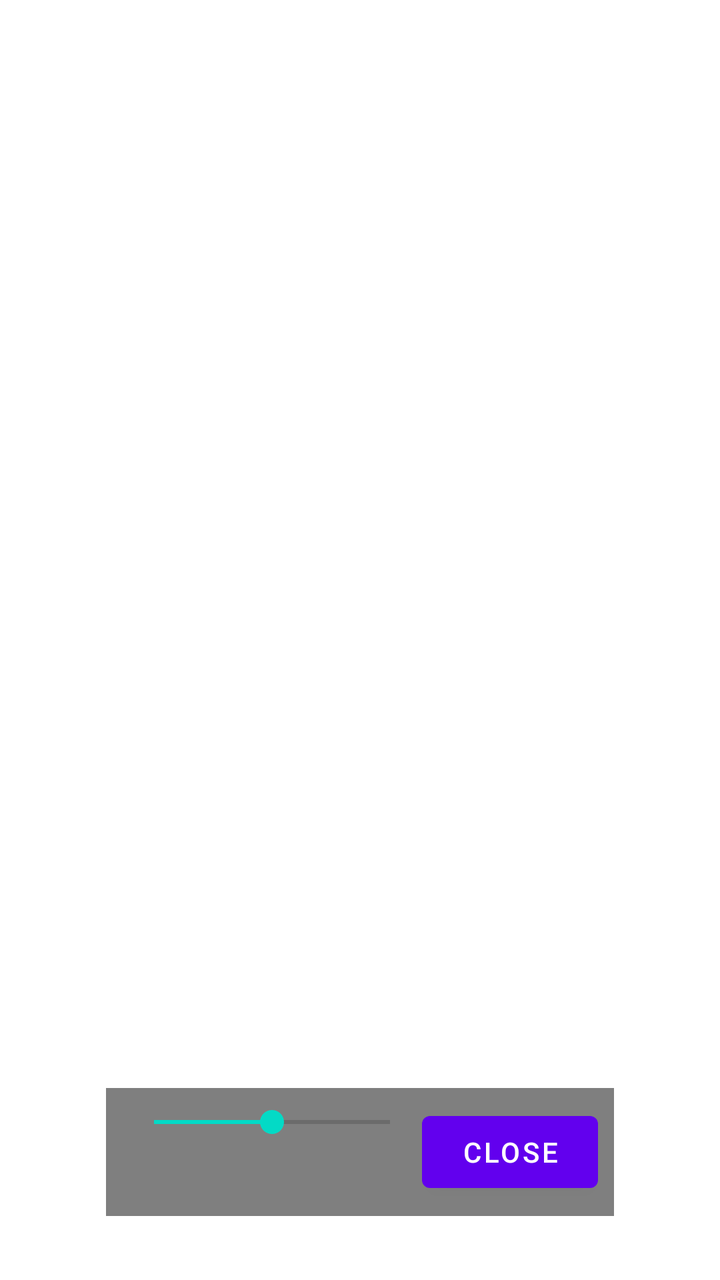
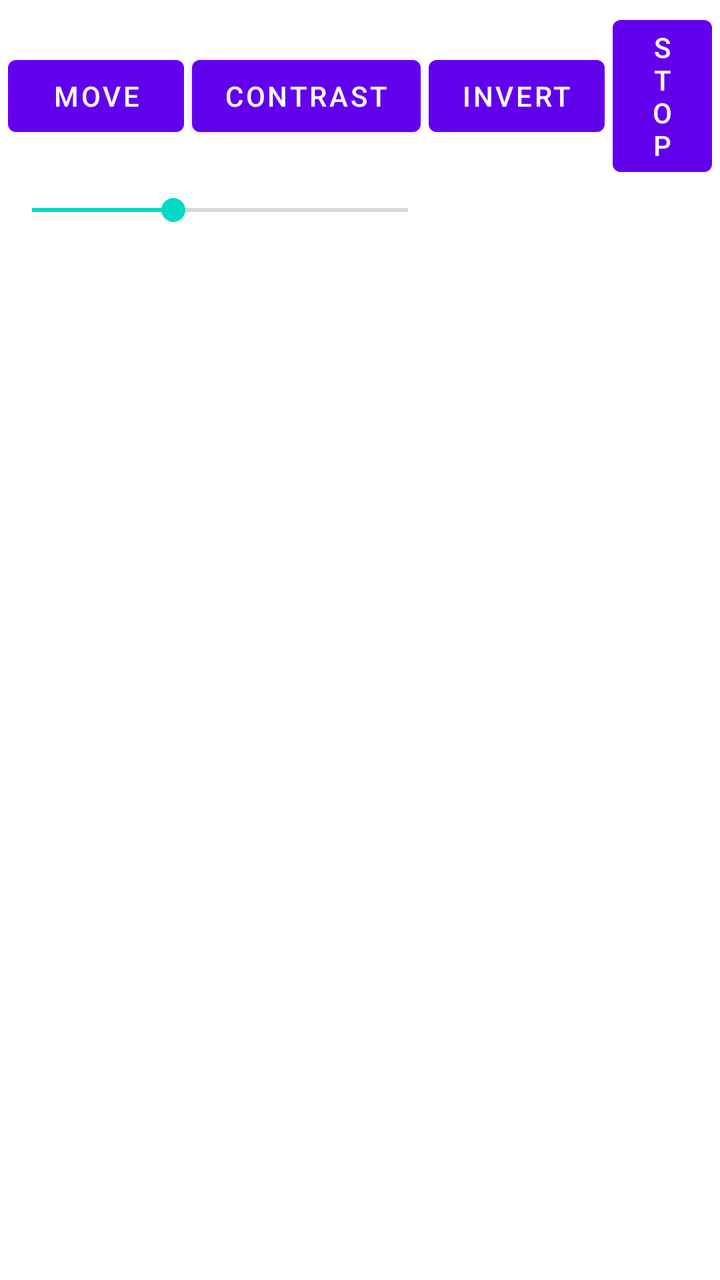

An Android layout rendered at two revisions. The XML below is the earlier revision; the diff shows what the commit changed to produce the second picture.
<!-- AndroidManifest.xml: application theme Theme.MaterialComponents.DayNight.NoActionBar -->
<!-- res/layout/activity_overlay.xml -->
<?xml version="1.0" encoding="utf-8"?>
<FrameLayout xmlns:android="http://schemas.android.com/apk/res/android"
    android:layout_width="match_parent"
    android:layout_height="match_parent">

    <ImageView
        android:id="@+id/overlayImageView"
        android:layout_width="match_parent"
        android:layout_height="match_parent"
        android:contentDescription="Overlay Image"
        android:scaleType="fitCenter" />

    <LinearLayout
        android:id="@+id/controlsLayout"
        android:layout_width="wrap_content"
        android:layout_height="wrap_content"
        android:layout_gravity="bottom|center_horizontal"
        android:layout_marginBottom="32dp"
        android:background="#80000000"
        android:orientation="horizontal"
        android:padding="8dp">

        <SeekBar
            android:id="@+id/opacitySeekBar"
            android:layout_width="150dp"
            android:layout_height="wrap_content"
            android:max="100"
            android:progress="50" />

        <Button
            android:id="@+id/closeButton"
            android:layout_width="wrap_content"
            android:layout_height="wrap_content"
            android:text="Close" />
    </LinearLayout>
</FrameLayout>
<!-- resources referenced by this layout -->
<resources>

</resources>

<!-- the commit's change to res/layout/activity_overlay.xml (unified diff, before → after) -->
@@ -1,36 +1,60 @@
 <?xml version="1.0" encoding="utf-8"?>
-<FrameLayout xmlns:android="http://schemas.android.com/apk/res/android"
-    android:layout_width="match_parent"
-    android:layout_height="match_parent">
+<LinearLayout xmlns:android="http://schemas.android.com/apk/res/android"
+    android:id="@+id/overlayRoot"
+    android:layout_width="wrap_content"
+    android:layout_height="wrap_content"
+    android:orientation="vertical">
+
+    <LinearLayout
+        android:id="@+id/controlBar"
+        android:layout_width="wrap_content"
+        android:layout_height="wrap_content"
+        android:orientation="horizontal"
+        android:gravity="center_vertical"
+        android:padding="4dp">
+
+        <Button
+            android:id="@+id/btnLockDraw"
+            android:layout_width="wrap_content"
+            android:layout_height="wrap_content"
+            android:text="@string/btn_mode_move" />
+
+        <Button
+            android:id="@+id/btnContrast"
+            android:layout_width="wrap_content"
+            android:layout_height="wrap_content"
+            android:layout_marginStart="4dp"
+            android:text="@string/btn_contrast" />
+
+        <Button
+            android:id="@+id/btnInvert"
+            android:layout_width="wrap_content"
+            android:layout_height="wrap_content"
+            android:layout_marginStart="4dp"
+            android:text="@string/btn_invert" />
+
+        <Button
+            android:id="@+id/btnCloseOverlay"
+            android:layout_width="wrap_content"
+            android:layout_height="wrap_content"
+            android:layout_marginStart="4dp"
+            android:text="@string/btn_stop" />
+    </LinearLayout>
+
+    <SeekBar
+        android:id="@+id/seekOpacity"
+        android:layout_width="220dp"
+        android:layout_height="wrap_content"
+        android:layout_marginBottom="4dp"
+        android:max="80"
+        android:progress="30" />
 
     <ImageView
         android:id="@+id/overlayImageView"
-        android:layout_width="match_parent"
-        android:layout_height="match_parent"
-        android:contentDescription="Overlay Image"
-        android:scaleType="fitCenter" />
-
-    <LinearLayout
-        android:id="@+id/controlsLayout"
         android:layout_width="wrap_content"
         android:layout_height="wrap_content"
-        android:layout_gravity="bottom|center_horizontal"
-        android:layout_marginBottom="32dp"
-        android:background="#80000000"
-        android:orientation="horizontal"
-        android:padding="8dp">
+        android:adjustViewBounds="true"
+        android:scaleType="fitCenter"
+        android:contentDescription="@null" />
 
-        <SeekBar
-            android:id="@+id/opacitySeekBar"
-            android:layout_width="150dp"
-            android:layout_height="wrap_content"
-            android:max="100"
-            android:progress="50" />
-
-        <Button
-            android:id="@+id/closeButton"
-            android:layout_width="wrap_content"
-            android:layout_height="wrap_content"
-            android:text="Close" />
-    </LinearLayout>
-</FrameLayout>
+</LinearLayout>
<!-- resource entries referenced after the edit -->
@@ -1,5 +1,8 @@
 <!-- resources referenced by this layout -->
 <resources>
-
+  <string name="btn_contrast">CONTRAST</string>
+  <string name="btn_invert">INVERT</string>
+  <string name="btn_mode_move">MOVE</string>
+  <string name="btn_stop">STOP</string>
 </resources>
 
